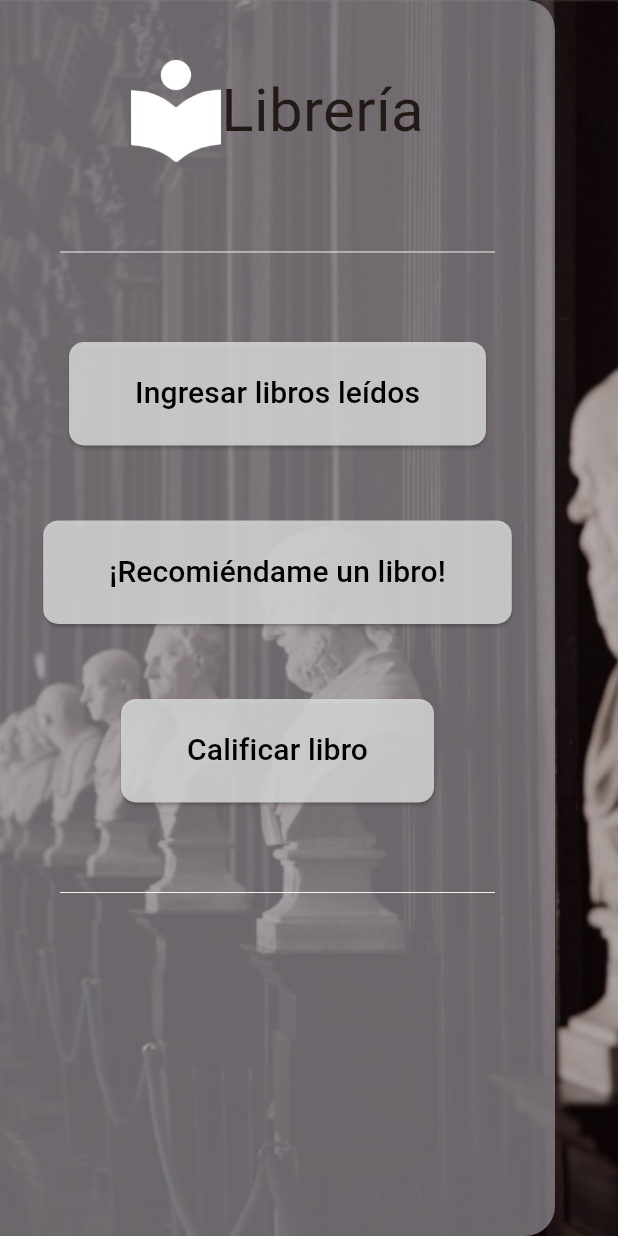
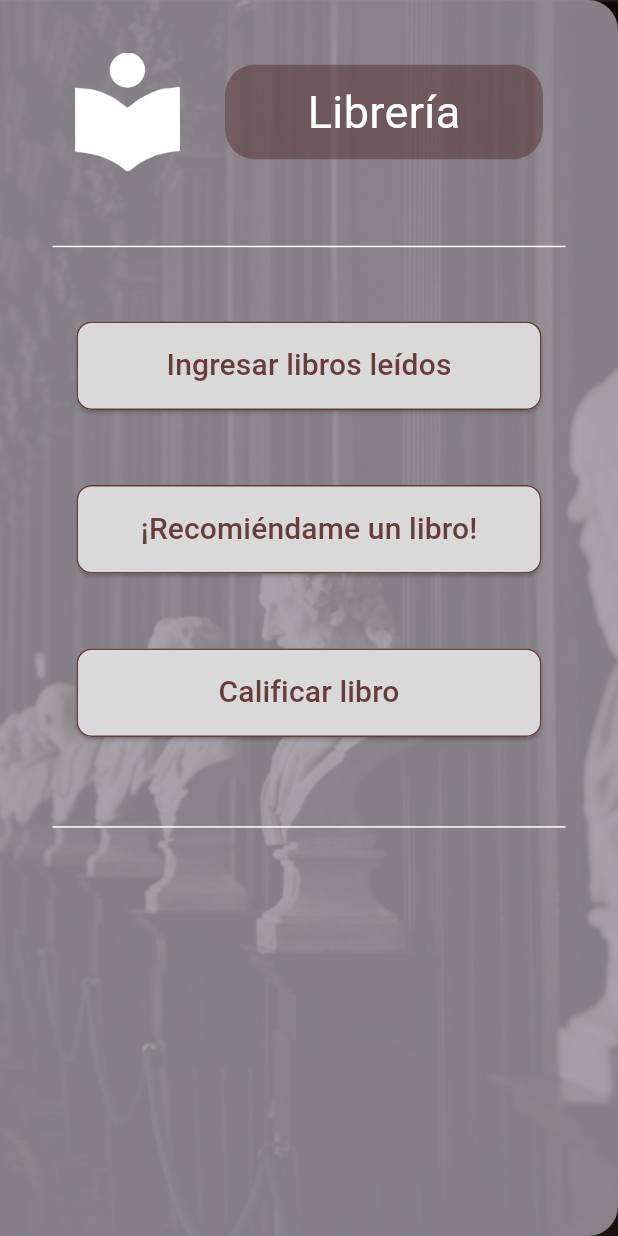
Before and after one commit to EmanuelR521/Library, a Flutter app: the MenuPrincipal screen opened directly, on a phone screen of 412 x 824 dp. Run offline on Flutter 3.47's test engine with Material 2 defaults, Android fonts, the phone set to English and light mode, and no system bars; our stand-ins replace google_fonts.

Commit message:
fix: ancho y borde de botones, cambio de contenedor de menu

```diff
--- a/lib/menu_Principal.dart
+++ b/lib/menu_Principal.dart
@@ -19,17 +19,16 @@ class MenuPrincipal extends StatelessWidget {
             height: double.infinity,
           ),
           Positioned(
-
             child: Container(
-              padding: const EdgeInsets.all(20.0),
+              padding: const EdgeInsets.all(15.0),
               decoration: const BoxDecoration(
-                  color: Color.fromARGB(160, 164, 161, 168),
+                  color: Color.fromARGB(200, 164, 161, 168),
                   borderRadius: BorderRadius.only(
                     topRight: Radius.circular(20),
                     bottomRight: Radius.circular(20),
                   )
               ),
-              width: 370,
+              width: 420,
             height: MediaQuery.sizeOf(context).height,
               child: SingleChildScrollView(
                 child: Column(
@@ -41,30 +40,55 @@ class MenuPrincipal extends StatelessWidget {
                       child: Row(
                         mainAxisAlignment: MainAxisAlignment.center,
                         children: [
-                          Image.asset(
+                          Padding(
+                            padding: const EdgeInsets.only(
+                              right: 30,
+
+                            ),
+                            child: Image.asset(
                               'assets/images/icon.png',
-                            width: 60,
+                              width: 70,
                             ),
-                          const Text(
+                          ),
+                          Container(
+                            //padding: const EdgeInsets.all(30.0),
+                             padding: const EdgeInsets.only(
+                              top: 10,
+                              bottom: 10,
+                              right: 55,
+                              left: 55
+                            ),
+                            decoration: BoxDecoration(
+                              color: const Color.fromARGB(100, 72, 23, 23),
+                              borderRadius: BorderRadius.circular(20.0),
+
+                            ),
+
+                            child: const Text(
                               "Librería",
                               style: TextStyle(
-                              fontSize: 40,
+                                fontSize: 30,
+                                color: Colors.white
 
+                              ),
                             ),
                           )
                         ],
                       ),
                     ),
-                    const SizedBox(height: 20),
+                    const SizedBox(height: 10),
                      const Divider(
                         color: Colors.white,
                         height: 40,
-                    thickness: 0.6,
+                        thickness: 1,
                         indent: 20,
                         endIndent: 20,
                       ),
-                    const SizedBox(height: 40),
-                    ElevatedButton(
+                    const SizedBox(height: 30),
+
+                    SizedBox(
+                      width: 310,
+                      child: ElevatedButton(
                         onPressed: () {
                           Navigator.push(
                             context,
@@ -78,20 +102,30 @@ class MenuPrincipal extends StatelessWidget {
                             RoundedRectangleBorder(
                               borderRadius: BorderRadius.circular(10),
                             ),
+
                           ),
                           backgroundColor: MaterialStateProperty.all<Color>(
-                            const Color.fromARGB(217, 217, 217, 217)),
+                              const Color.fromARGB(255, 217, 217, 217)),
+                          side: MaterialStateProperty.all<BorderSide>(
+                            const BorderSide(
+                              color: Color(0xff693C3C),
+                              width: 1.0,
+                            ),
+                          ),
                         ),
                         child: const Padding(
-                        padding:  EdgeInsets.all(20.0),
+                          padding:  EdgeInsets.all(15.0),
                           child: Text(
                             "Ingresar libros leídos",
-                          style: TextStyle(fontSize: 20, color: Colors.black),
+                            style: TextStyle(fontSize: 20, color: Color.fromARGB(255, 105, 60, 60)),
+                          ),
                         ),
                       ),
                     ),
                     const SizedBox(height: 50),
-                    ElevatedButton(
+                    SizedBox(
+                      width: 310,
+                      child: ElevatedButton(
                         onPressed: () {},
                         style: ButtonStyle(
                           shape: MaterialStateProperty.all<RoundedRectangleBorder>(
@@ -100,18 +134,27 @@ class MenuPrincipal extends StatelessWidget {
                             ),
                           ),
                           backgroundColor: MaterialStateProperty.all<Color>(
-                            const Color.fromARGB(217, 217, 217, 217)),
+                              const Color.fromARGB(255, 217, 217, 217)),
+                          side: MaterialStateProperty.all<BorderSide>(
+                            const BorderSide(
+                              color: Color(0xff693C3C),
+                              width: 1.0,
+                            ),
+                          ),
                         ),
                         child: const Padding(
-                        padding: EdgeInsets.all(20.0),
+                          padding: EdgeInsets.all(15.0),
                           child: Text(
                             "¡Recomiéndame un libro!",
-                          style: TextStyle(fontSize: 20, color: Colors.black),
+                            style: TextStyle(fontSize: 20, color: Color.fromARGB(255, 105, 60, 60)),
+                          ),
                         ),
                       ),
                     ),
                     const SizedBox(height: 50),
-                    ElevatedButton(
+                    SizedBox(
+                      width: 310,
+                      child: ElevatedButton(
                         onPressed: () {},
                         style: ButtonStyle(
                           shape: MaterialStateProperty.all<RoundedRectangleBorder>(
@@ -120,13 +163,20 @@ class MenuPrincipal extends StatelessWidget {
                             ),
                           ),
                           backgroundColor: MaterialStateProperty.all<Color>(
-                            const Color.fromARGB(217, 217, 217, 217)),
+                              const Color.fromARGB(255, 217, 217, 217)),
+                          side: MaterialStateProperty.all<BorderSide>(
+                            const BorderSide(
+                              color: Color(0xff693C3C),
+                              width: 1.0,
+                            ),
+                          ),
                         ),
                         child: const Padding(
-                        padding:  EdgeInsets.all(20.0),
+                          padding:  EdgeInsets.all(15.0),
                           child: Text(
                             "Calificar libro",
-                          style: TextStyle(fontSize: 20, color: Colors.black),
+                            style: TextStyle(fontSize: 20, color: Color.fromARGB(255, 105, 60, 60)),
+                          ),
                         ),
                       ),
                     ),
@@ -134,7 +184,7 @@ class MenuPrincipal extends StatelessWidget {
                     const Divider(
                     color: Colors.white,
                     height: 40,
-                    thickness: 0.6,
+                    thickness: 1,
                     indent: 20,
                     endIndent: 20,
                   ),
```
Lines whose indentation alone changed are shown as unchanged.
